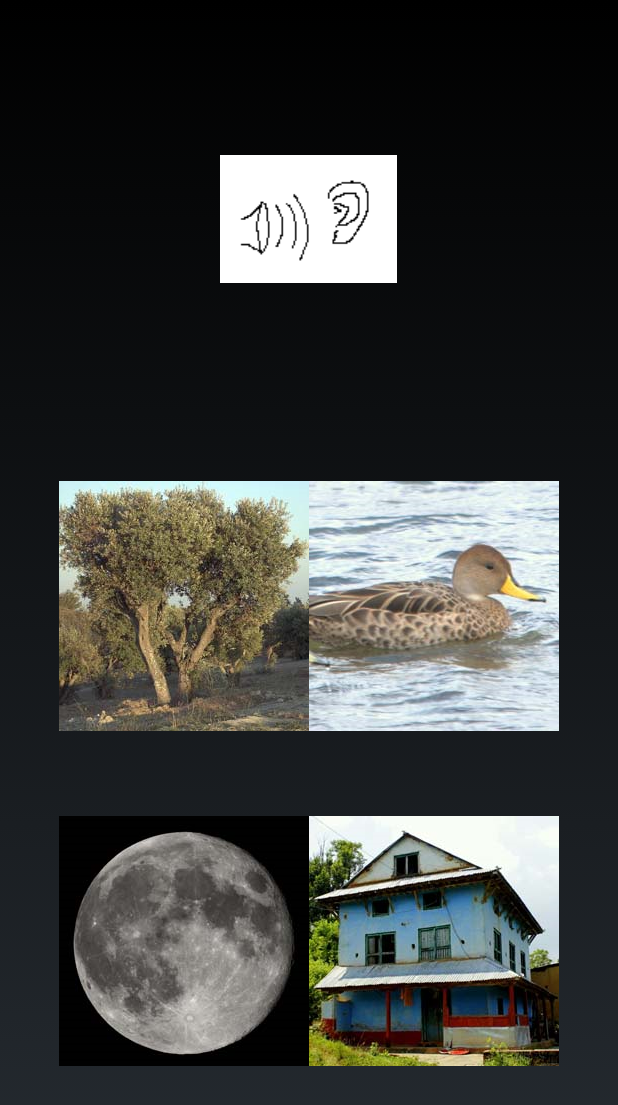
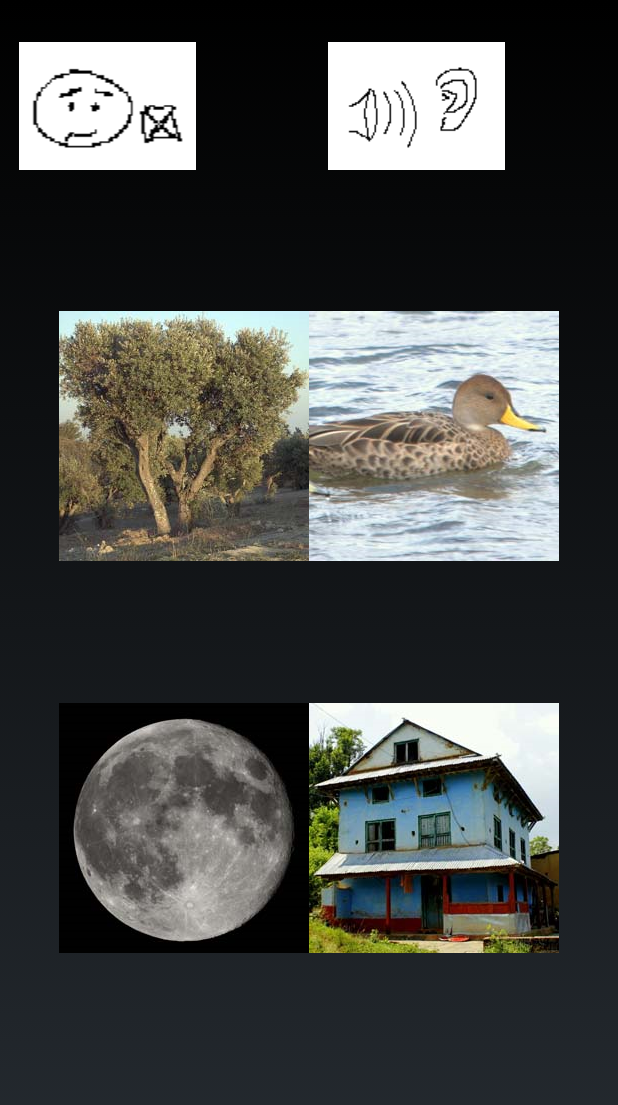
Before and after one commit to johnbarry343/ReadingComprehensionApp, an Android app: the SoundToPictureActivity screen opened directly, with no data from a screen before it, on a phone screen of 412 x 824 dp. Shown: the top 1105 px of the screen. Run offline under Robolectric (Android 15) with nearby library versions, the phone set to English and light mode, and no system bars.

Commit message:
Added ImageView for right and wrong notification

```diff
--- a/app/src/main/res/layout/sound_to_pic.xml
+++ b/app/src/main/res/layout/sound_to_pic.xml
@@ -6,16 +6,29 @@
               android:gravity="center"
               tools:context=".MyActivity">
 
+    <LinearLayout
+        android:orientation="horizontal"
+        android:layout_width="fill_parent"
+        android:layout_height="wrap_content"
+        android:gravity="bottom">
+
+        <ImageView
+            android:layout_width="wrap_content"
+            android:layout_height="wrap_content"
+            android:layout_weight="1"
+            android:src="@drawable/wrong_answer_toast_icon"
+            android:id="@+id/imageView"/>
 
         <ImageButton
             android:layout_width="wrap_content"
             android:layout_height="wrap_content"
-        android:layout_weight="4"
+            android:layout_weight="6"
             android:layout_marginTop="28dp"
             android:id="@+id/imageButton"
             android:src="@drawable/sound_icon"
             android:layout_alignParentTop="true"
             android:background="@android:color/transparent"/>
+    </LinearLayout>
 
     <LinearLayout
         android:layout_width="match_parent"
```
Lines whose indentation alone changed are shown as unchanged.
